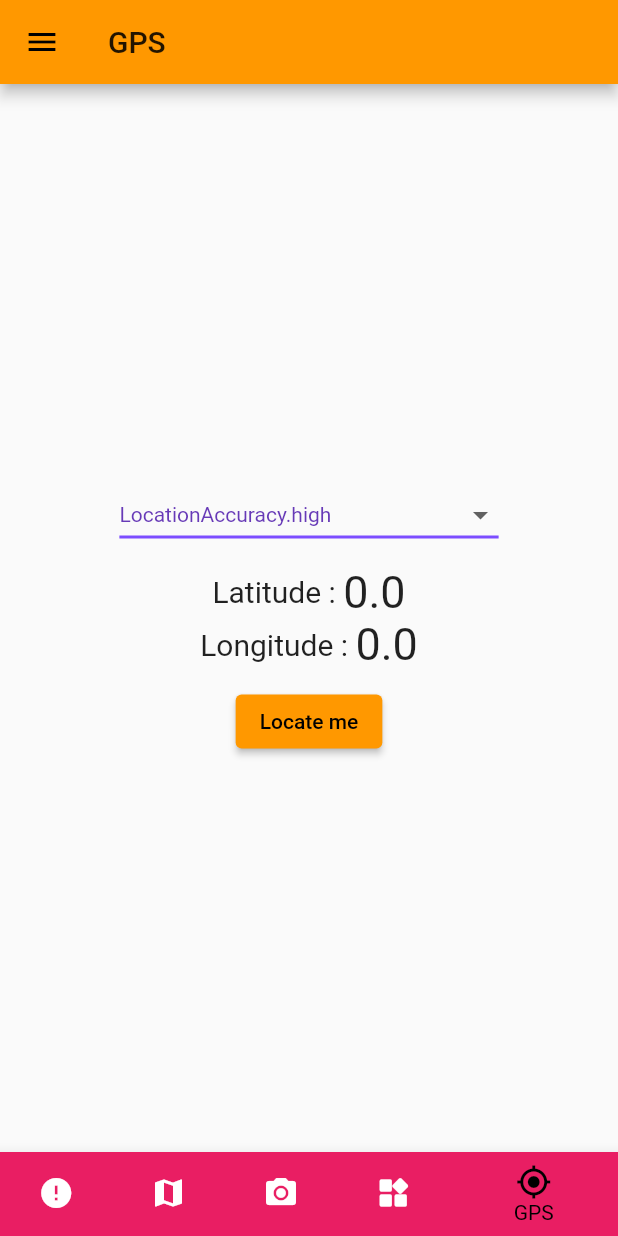
After one commit to mysticeti/flutter_sandbox, a Flutter app: the GPSPage screen opened by its route, on a phone screen of 412 x 824 dp. The commit adds this screen. Run offline on Flutter 3.47's test engine with Material 2 defaults, Android fonts, the phone set to English and light mode, and no system bars; our stand-ins replace camera, date_format, firebase_auth, firebase_core, firebase_crashlytics, geolocator and 2 more; missing offline and left inert: mapbox_gl; accounts and stored records are empty.

Commit message:
Added GPS reading demo (#50)

```diff
--- a/lib/components/bottom_navigation_bar_view.dart
+++ b/lib/components/bottom_navigation_bar_view.dart
@@ -2,6 +2,7 @@ import 'package:flutter/material.dart';
 import 'package:flutter_sandbox/basic_widget/basic_widget_page.dart';
 import 'package:flutter_sandbox/camera/camera_page.dart';
 import 'package:flutter_sandbox/firebase_crashlytics/firebase_crashlytics_page.dart';
+import 'package:flutter_sandbox/gps/gps_page.dart';
 import 'package:flutter_sandbox/mapbox/mapbox_page.dart';
 
 class BottomNavigationBarView extends StatelessWidget {
@@ -37,6 +38,12 @@ class BottomNavigationBarView extends StatelessWidget {
             Navigator.pushNamed(context, BasicWidgetsPage.id);
           }
           break;
+        case 4:
+          if (_selectedIndex != index) {
+            Navigator.pushNamed(context, GPSPage.id);
+          }
+          break;
+
         default:
           print('default pressed');
           break;
@@ -48,21 +55,26 @@ class BottomNavigationBarView extends StatelessWidget {
         BottomNavigationBarItem(
           icon: Icon(Icons.error),
           label: 'Crashlytics',
-          backgroundColor: Colors.blueGrey,
+          backgroundColor: Colors.pink,
         ),
         BottomNavigationBarItem(
           icon: Icon(Icons.map),
           label: 'Mapbox',
-          backgroundColor: Colors.blue,
+          backgroundColor: Colors.pink,
         ),
         BottomNavigationBarItem(
           icon: Icon(Icons.camera_alt),
           label: 'Camera',
-          backgroundColor: Colors.purple,
+          backgroundColor: Colors.pink,
         ),
         BottomNavigationBarItem(
           icon: Icon(Icons.widgets_rounded),
           label: 'Basic Widget',
+          backgroundColor: Colors.pink,
+        ),
+        BottomNavigationBarItem(
+          icon: Icon(Icons.gps_fixed),
+          label: 'GPS',
           backgroundColor: Colors.pink,
         ),
       ],
--- a/lib/components/drawer_view.dart
+++ b/lib/components/drawer_view.dart
@@ -6,6 +6,7 @@ import 'package:flutter_sandbox/camera/camera_page.dart';
 import 'package:flutter_sandbox/firebase_auth/firebase_auth_login_page.dart';
 import 'package:flutter_sandbox/firebase_auth/firebase_auth_register_page.dart';
 import 'package:flutter_sandbox/firebase_crashlytics/firebase_crashlytics_page.dart';
+import 'package:flutter_sandbox/gps/gps_page.dart';
 import 'package:flutter_sandbox/mapbox/mapbox_page.dart';
 import 'package:flutter_sandbox/screen_arguments.dart';
 import 'package:provider/provider.dart';
@@ -123,6 +124,16 @@ class DrawerWindow extends StatelessWidget {
           }
         },
       ),
+      ListTile(
+        selected: _selectedIndex == 4,
+        title: Text('GPS'),
+        onTap: () {
+          Navigator.pop(context);
+          if (_selectedIndex != 4) {
+            Navigator.pushNamed(context, GPSPage.id);
+          }
+        },
+      ),
       Divider(
         thickness: 2,
       ),
--- /dev/null
+++ b/lib/gps/gps_page.dart
@@ -0,0 +1,154 @@
+import 'package:flutter/material.dart';
+import 'package:flutter_sandbox/components/bottom_navigation_bar_view.dart';
+import 'package:flutter_sandbox/components/drawer_view.dart';
+import 'package:geolocator/geolocator.dart';
+
+class GPSPage extends StatefulWidget {
+  static const id = 'gps_page';
+  @override
+  _GPSPageState createState() => _GPSPageState();
+}
+
+class _GPSPageState extends State<GPSPage> {
+  int _selectedIndex = 4;
+  LocationAccuracy _selectedLocationAccuracy = LocationAccuracy.high;
+  bool serviceEnabled;
+  LocationPermission permission;
+
+  Future<Position> _determinePosition() async {
+    // Test if location services are enabled.
+    serviceEnabled = await Geolocator.isLocationServiceEnabled();
+    if (!serviceEnabled) {
+      // Location services are not enabled don't continue
+      // accessing the position and request users of the
+      // App to enable the location services.
+      return Future.error('Location services are disabled.');
+    }
+
+    permission = await Geolocator.checkPermission();
+    if (permission == LocationPermission.denied) {
+      permission = await Geolocator.requestPermission();
+      if (permission == LocationPermission.deniedForever) {
+        // Permissions are denied forever, handle appropriately.
+        return Future.error(
+            'Location permissions are permanently denied, we cannot request permissions.');
+      }
+
+      if (permission == LocationPermission.denied) {
+        // Permissions are denied, next time you could try
+        // requesting permissions again (this is also where
+        // Android's shouldShowRequestPermissionRationale
+        // returned true. According to Android guidelines
+        // your App should show an explanatory UI now.
+        return Future.error('Location permissions are denied');
+      }
+    }
+
+    // When we reach here, permissions are granted and we can
+    // continue accessing the position of the device.
+    return await Geolocator.getCurrentPosition(
+        desiredAccuracy: _selectedLocationAccuracy);
+  }
+
+  Position _currentPos;
+  TextStyle gpsTextStyle = TextStyle(fontSize: 30);
+
+  @override
+  Widget build(BuildContext context) {
+    return Scaffold(
+      appBar: AppBar(
+        title: Text('GPS'),
+      ),
+      drawer: DrawerView(selectedIndex: _selectedIndex),
+      bottomNavigationBar:
+          BottomNavigationBarView(selectedIndex: _selectedIndex),
+      body: Column(
+        mainAxisAlignment: MainAxisAlignment.center,
+        crossAxisAlignment: CrossAxisAlignment.center,
+        children: [
+          DropdownButton<LocationAccuracy>(
+            value: _selectedLocationAccuracy,
+            style: const TextStyle(color: Colors.deepPurple),
+            underline: Container(
+              height: 2,
+              color: Colors.deepPurpleAccent,
+            ),
+            onChanged: (LocationAccuracy newValue) {
+              setState(() {
+                _selectedLocationAccuracy = newValue;
+              });
+            },
+            items: <LocationAccuracy>[
+              LocationAccuracy.lowest,
+              LocationAccuracy.low,
+              LocationAccuracy.medium,
+              LocationAccuracy.high,
+              LocationAccuracy.best,
+              LocationAccuracy.bestForNavigation,
+            ].map<DropdownMenuItem<LocationAccuracy>>((LocationAccuracy value) {
+              return DropdownMenuItem<LocationAccuracy>(
+                value: value,
+                child: Text(value.toString()),
+              );
+            }).toList(),
+          ),
+          SizedBox(
+            height: 10,
+          ),
+          Row(
+            mainAxisAlignment: MainAxisAlignment.center,
+            children: [
+              Text(
+                'Latitude : ',
+                style: TextStyle(
+                  fontSize: 20,
+                ),
+              ),
+              (_currentPos != null)
+                  ? Text(
+                      _currentPos.latitude.toString(),
+                      style: gpsTextStyle,
+                    )
+                  : Text(
+                      '0.0',
+                      style: gpsTextStyle,
+                    ),
+            ],
+          ),
+          Row(
+            mainAxisAlignment: MainAxisAlignment.center,
+            children: [
+              Text(
+                'Longitude : ',
+                style: TextStyle(
+                  fontSize: 20,
+                ),
+              ),
+              (_currentPos != null)
+                  ? Text(
+                      _currentPos.longitude.toString(),
+                      style: gpsTextStyle,
+                    )
+                  : Text(
+                      '0.0',
+                      style: gpsTextStyle,
+                    ),
+            ],
+          ),
+          SizedBox(
+            height: 10,
+          ),
+          ElevatedButton(
+            onPressed: () async {
+              Position positionValue = await _determinePosition();
+              setState(() {
+                _currentPos = positionValue;
+              });
+            },
+            child: Text('Locate me'),
+          ),
+        ],
+      ),
+    );
+  }
+}
--- a/lib/main.dart
+++ b/lib/main.dart
@@ -10,6 +10,7 @@ import 'package:flutter_sandbox/firebase_auth/firebase_auth_page.dart';
 import 'package:flutter_sandbox/firebase_auth/firebase_auth_register_page.dart';
 import 'package:flutter_sandbox/firebase_auth/firebase_auth_signed_in_page.dart';
 import 'package:flutter_sandbox/firebase_crashlytics/firebase_crashlytics_page.dart';
+import 'package:flutter_sandbox/gps/gps_page.dart';
 import 'package:flutter_sandbox/mapbox/mapbox_page.dart';
 
 import 'basic_widget/basic_widget_page.dart';
@@ -47,6 +48,7 @@ class MyApp extends StatelessWidget {
         FirebaseCrashlyticsPage.id: (context) => FirebaseCrashlyticsPage(),
         CameraPage.id: (context) => CameraPage(cameras: cameraList),
         BasicWidgetsPage.id: (context) => BasicWidgetsPage(),
+        GPSPage.id: (context) => GPSPage(),
       },
     );
   }
--- a/pubspec.yaml
+++ b/pubspec.yaml
@@ -38,6 +38,7 @@ dependencies:
   video_player: ^2.0.2
   path_provider: ^2.0.1
   date_format: ^2.0.2
+  geolocator: ^7.0.1
 
 
 dev_dependencies:
```
Also changed, not shown: pubspec.lock.
